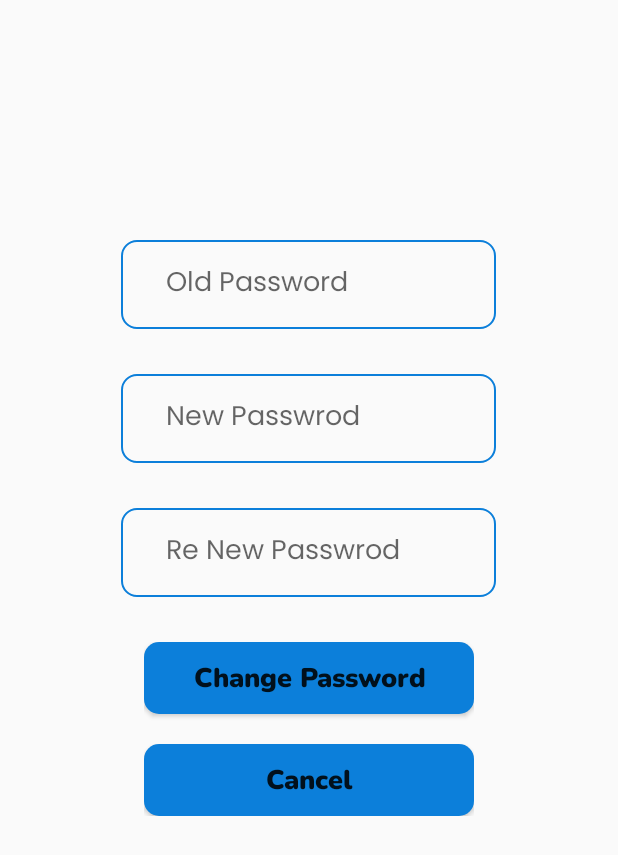
After one commit to lengocphan2001/ChatApplication, an Android app: the ChangePasswordActivity screen opened directly, with no data from a screen before it, on a phone screen of 412 x 824 dp. The commit adds this screen. Shown: the top 855 px of the screen. Run offline under Robolectric (Android 15) with nearby library versions, the phone set to English and light mode, and no system bars; our stand-ins replace Firebase (no records; nobody signed in at launch, a user with empty details on screens opened directly).

Commit message:
updated change password

```diff
--- a/app/src/main/AndroidManifest.xml
+++ b/app/src/main/AndroidManifest.xml
@@ -15,6 +15,9 @@
         android:supportsRtl="true"
         android:theme="@style/Theme.Design.Light.NoActionBar"
         tools:targetApi="31">
+        <activity
+            android:name=".ChangePasswordActivity"
+            android:exported="false" />
         <activity
             android:name=".ChatRoom"
             android:exported="false" />
--- /dev/null
+++ b/app/src/main/java/com/example/chatapplication/ChangePasswordActivity.java
@@ -0,0 +1,109 @@
+package com.example.chatapplication;
+
+import androidx.annotation.NonNull;
+import androidx.appcompat.app.AppCompatActivity;
+
+import android.app.ProgressDialog;
+import android.os.Bundle;
+import android.util.Log;
+import android.view.View;
+import android.widget.Button;
+import android.widget.EditText;
+import android.widget.Toast;
+
+import com.google.android.gms.tasks.OnCompleteListener;
+import com.google.android.gms.tasks.Task;
+import com.google.firebase.auth.AuthCredential;
+import com.google.firebase.auth.EmailAuthProvider;
+import com.google.firebase.auth.FirebaseAuth;
+import com.google.firebase.auth.FirebaseUser;
+import com.google.firebase.database.DataSnapshot;
+import com.google.firebase.database.DatabaseError;
+import com.google.firebase.database.DatabaseReference;
+import com.google.firebase.database.FirebaseDatabase;
+import com.google.firebase.database.ValueEventListener;
+
+public class ChangePasswordActivity extends AppCompatActivity {
+    EditText oldPassWord, newPassWord, reNewPassWord;
+    Button btnChangePassWord, btnCancel;
+    FirebaseUser firebaseUser = FirebaseAuth.getInstance().getCurrentUser();
+    @Override
+    protected void onCreate(Bundle savedInstanceState) {
+        super.onCreate(savedInstanceState);
+        setContentView(R.layout.activity_change_password);
+        oldPassWord = findViewById(R.id.txtOldPassword);
+        newPassWord = findViewById(R.id.txtNewPassword);
+        reNewPassWord = findViewById(R.id.txtRenewPassword);
+        btnChangePassWord = findViewById(R.id.btnChangePassword);
+        btnCancel = findViewById(R.id.btnOut);
+        btnChangePassWord.setOnClickListener(new View.OnClickListener() {
+            @Override
+            public void onClick(View v) {
+                setNewPassWord();
+            }
+        });
+        btnCancel.setOnClickListener(new View.OnClickListener() {
+            @Override
+            public void onClick(View v) {
+                cancel();
+            }
+        });
+
+    }
+
+    private void cancel() {
+        finish();
+    }
+
+    private void setNewPassWord() {
+        String txtOldPassWord = String.valueOf(oldPassWord.getText());
+        String txtNewPassWord = String.valueOf(newPassWord.getText());
+        String txtReNewPassWord = String.valueOf(reNewPassWord.getText());
+        if (txtOldPassWord.length() < 8){
+            newPassWord.setError("Password must be more than 8 characters");
+            newPassWord.requestFocus();
+            return;
+        }
+        if (txtNewPassWord.length() < 8){
+            newPassWord.setError("Password must be more than 8 characters");
+            newPassWord.requestFocus();
+            return;
+        }
+        if (txtReNewPassWord.length() < 8){
+            reNewPassWord.setError("Password must be more than 8 characters");
+            reNewPassWord.requestFocus();
+            return;
+        }
+        ProgressDialog progressDialog = new ProgressDialog(this);
+        progressDialog.setTitle("Uploading...");
+        progressDialog.show();
+        String currentEmail = firebaseUser.getEmail();
+        assert currentEmail != null;
+        AuthCredential credential = EmailAuthProvider.getCredential(currentEmail, txtOldPassWord);
+        firebaseUser.reauthenticate(credential)
+                .addOnCompleteListener(new OnCompleteListener<Void>() {
+                    @Override
+                    public void onComplete(@NonNull Task<Void> task) {
+                        if (task.isSuccessful()) {
+                            firebaseUser.updatePassword(txtNewPassWord)
+                                    .addOnCompleteListener(new OnCompleteListener<Void>() {
+                                        @Override
+                                        public void onComplete(@NonNull Task<Void> task) {
+                                            if (task.isSuccessful()) {
+                                                Toast.makeText(ChangePasswordActivity.this, "Password was changed successfully", Toast.LENGTH_SHORT).show();
+                                                DatabaseReference dbRef = FirebaseDatabase.getInstance().getReference("Users");
+                                                String uid = firebaseUser.getUid();
+                                                dbRef.child(uid).child("password").setValue(txtNewPassWord);
+                                            }
+                                            progressDialog.dismiss();
+                                        }
+                                    });
+                        } else {
+                            Toast.makeText(ChangePasswordActivity.this, "Authentication failed, wrong password?", Toast.LENGTH_SHORT).show();
+                            progressDialog.dismiss();
+                        }
+                    }
+                });
+        finish();
+    }
+}
--- /dev/null
+++ b/app/src/main/res/layout/activity_change_password.xml
@@ -0,0 +1,74 @@
+<?xml version="1.0" encoding="utf-8"?>
+<RelativeLayout xmlns:android="http://schemas.android.com/apk/res/android"
+    xmlns:app="http://schemas.android.com/apk/res-auto"
+    xmlns:tools="http://schemas.android.com/tools"
+    android:layout_width="match_parent"
+    android:layout_height="match_parent"
+    tools:context=".ChangePasswordActivity"
+    >
+
+    <EditText
+        android:id="@+id/txtOldPassword"
+        android:layout_width="250dp"
+        android:layout_height="wrap_content"
+        android:layout_centerHorizontal="true"
+        android:layout_marginTop="160dp"
+        android:layout_marginBottom="30dp"
+        android:background="@drawable/backgroundeditext"
+        android:fontFamily="@font/regular"
+        android:hint="Old Password"
+        android:inputType="textPassword" />
+    <EditText
+        android:id="@+id/txtNewPassword"
+        android:layout_below="@id/txtOldPassword"
+        android:layout_width="250dp"
+        android:inputType="textPassword"
+        android:layout_centerInParent="true"
+        android:fontFamily="@font/regular"
+        android:background="@drawable/backgroundeditext"
+        android:layout_marginBottom="30dp"
+        android:layout_height="wrap_content"
+        android:hint="New Passwrod"/>
+    <EditText
+        android:id="@+id/txtRenewPassword"
+        android:layout_below="@id/txtNewPassword"
+        android:background="@drawable/backgroundeditext"
+        android:layout_width="250dp"
+        android:inputType="textPassword"
+        android:fontFamily="@font/regular"
+        android:layout_centerInParent="true"
+        android:layout_marginBottom="30dp"
+        android:layout_height="wrap_content"
+        android:hint="Re New Passwrod"/>
+
+    <RelativeLayout
+        android:layout_width="wrap_content"
+        android:layout_height="wrap_content"
+        android:layout_below="@id/txtRenewPassword"
+        android:layout_centerHorizontal="true">
+
+        <Button
+            android:id="@+id/btnChangePassword"
+            android:layout_width="220dp"
+            android:layout_height="wrap_content"
+            android:layout_marginBottom="20dp"
+            android:fontFamily="@font/nunito_black"
+            android:textAllCaps="false"
+            android:textSize="18sp"
+            android:background="@drawable/backgroundbutton"
+            android:text="Change Password" />
+
+        <Button
+            android:id="@+id/btnOut"
+            android:layout_width="220dp"
+            android:layout_height="wrap_content"
+            android:fontFamily="@font/nunito_black"
+            android:textSize="18sp"
+            android:textAllCaps="false"
+            android:layout_below="@id/btnChangePassword"
+            android:background="@drawable/backgroundbutton"
+            android:text="Cancel" />
+    </RelativeLayout>
+
+
+</RelativeLayout>
```
Also changed, not shown: app/src/main/java/com/example/chatapplication/Profile.java (+8 -1 lines), app/src/main/res/layout/activity_profile.xml (+8 -7 lines).
